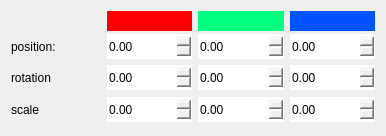
This is src/widgets/transformeditor.ui in jahshaka/Studio as Qt 5 draws it before an edit. The edited form follows.
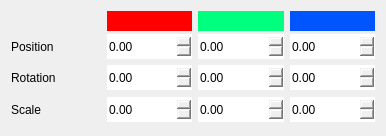
This is the edited form.

Patch:
```diff
--- a/src/widgets/transformeditor.ui
+++ b/src/widgets/transformeditor.ui
@@ -147,7 +147,7 @@
          </size>
         </property>
         <property name="text">
-         <string>position:</string>
+         <string>Position</string>
         </property>
        </widget>
       </item>
@@ -208,7 +208,7 @@
          </size>
         </property>
         <property name="text">
-         <string>rotation</string>
+         <string>Rotation</string>
         </property>
        </widget>
       </item>
@@ -269,7 +269,7 @@
          </size>
         </property>
         <property name="text">
-         <string>scale</string>
+         <string>Scale</string>
         </property>
        </widget>
       </item>
```
Left out of the diff: 60 changed lines with no effect on the pictures.
